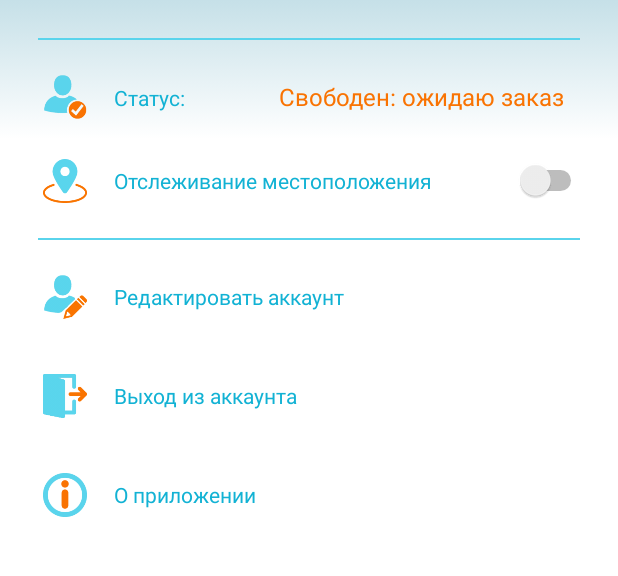
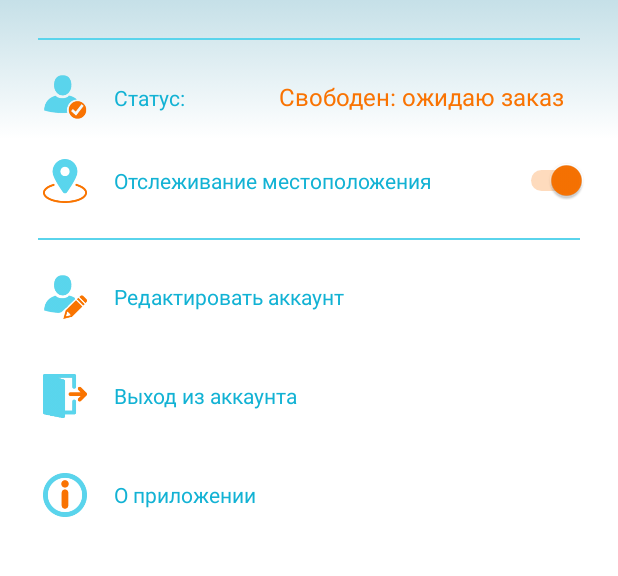
Before and after one commit to dima-shm/Delivery-Control, an Android app: the fragment FragmentMenu shown on its own in the app's theme, on a phone screen of 412 x 824 dp, the part 479-1055 px from its top. Run offline under Robolectric (Android 15) with nearby library versions, the phone set to English and light mode, and no system bars.

Commit message:
Update location switch from menu
Made switch not clickable. Set condition of the switching

```diff
--- a/DelControl/app/src/main/java/com/shm/dim/delcontrol/fragment/FragmentMenu.java
+++ b/DelControl/app/src/main/java/com/shm/dim/delcontrol/fragment/FragmentMenu.java
@@ -86,6 +86,7 @@ public class FragmentMenu extends Fragment {
             public void onItemSelected(AdapterView<?> arg0, View view, int position, long id) {
                 String[] courierStatus = getResources().getStringArray(R.array.courier_status);
                 String statusName = courierStatus[position];
+                mLocationTracking.setChecked((statusName != getLastItem(courierStatus)));
             }
 
             @Override
@@ -93,4 +94,8 @@ public class FragmentMenu extends Fragment {
         });
     }
 
+    private String getLastItem(String[] array) {
+        return array[array.length - 1];
+    }
+
 }
--- a/DelControl/app/src/main/res/layout/fragment_menu.xml
+++ b/DelControl/app/src/main/res/layout/fragment_menu.xml
@@ -101,7 +101,8 @@
                     <Switch
                         android:id="@+id/switch_location_tracking"
                         android:layout_width="match_parent"
-                        android:layout_height="wrap_content" />
+                        android:layout_height="wrap_content"
+                        android:clickable="false" />
 
                 </LinearLayout>
 
```
